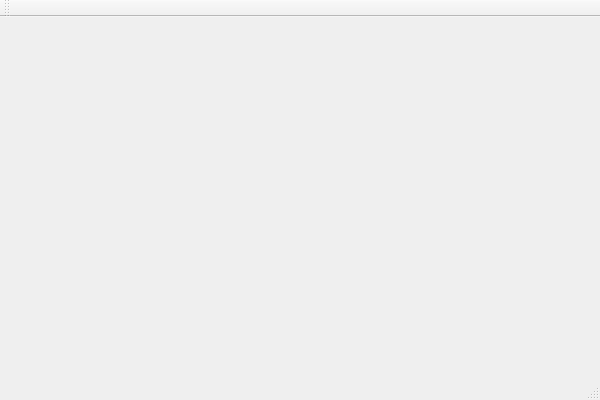
First picture: the form in DataVisualizationWithQt/forms/mainwnd.ui, repository ZL-Su/Visualization, before the edit.
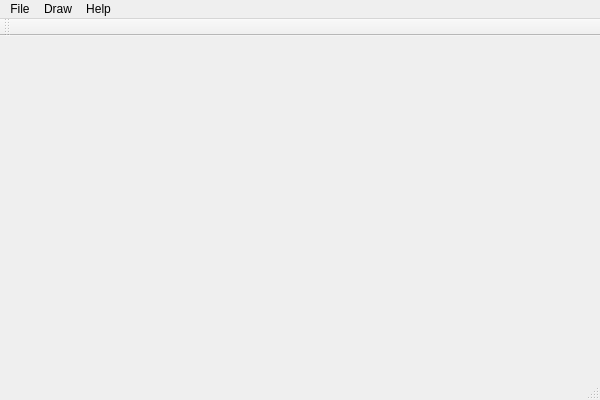
Second picture: the form after the edit. Icons and pictures are not drawn.

```diff
--- a/DataVisualizationWithQt/forms/mainwnd.ui
+++ b/DataVisualizationWithQt/forms/mainwnd.ui
@@ -32,6 +32,28 @@
      <height>21</height>
     </rect>
    </property>
+   <widget class="QMenu" name="menuFile">
+    <property name="title">
+     <string>File</string>
+    </property>
+    <addaction name="separator"/>
+    <addaction name="actionExit"/>
+   </widget>
+   <widget class="QMenu" name="menuDraw">
+    <property name="title">
+     <string>Draw</string>
+    </property>
+    <addaction name="actionScatter"/>
+   </widget>
+   <widget class="QMenu" name="menuHelp">
+    <property name="title">
+     <string>Help</string>
+    </property>
+    <addaction name="actionAbout"/>
+   </widget>
+   <addaction name="menuFile"/>
+   <addaction name="menuDraw"/>
+   <addaction name="menuHelp"/>
   </widget>
   <widget class="QToolBar" name="mainToolBar">
    <attribute name="toolBarArea">
```
Left out of the diff: 19 changed lines with no effect on the pictures.
